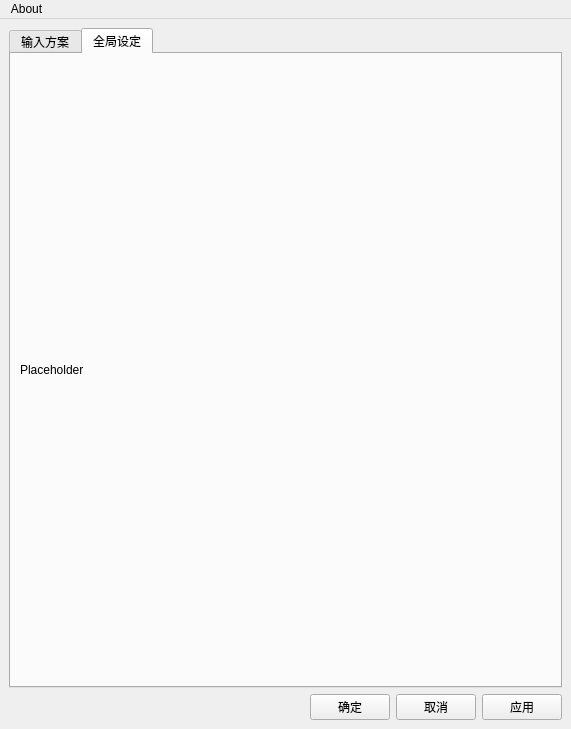
Qt form src/rimebrew.ui (rimebrew/rimebrew_qt) before a commit.
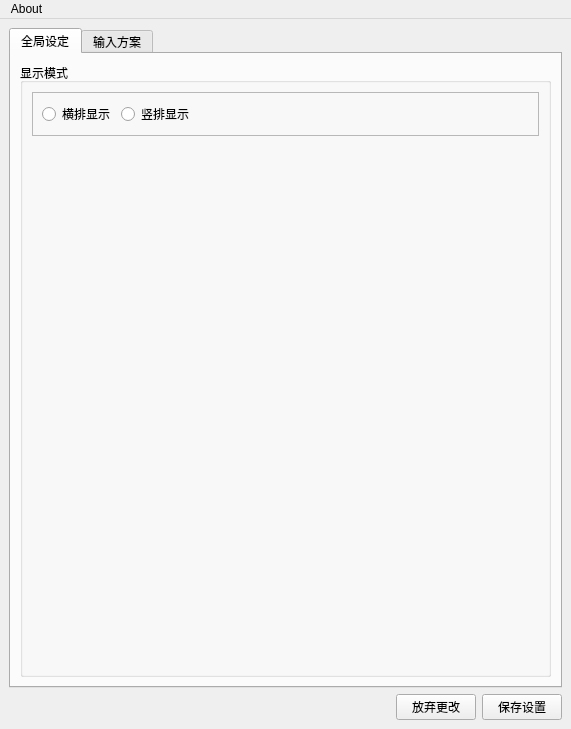
The same form after that commit. The open tabs and pages were chosen to show the change.

What changed in the file:
```diff
--- a/src/rimebrew.ui
+++ b/src/rimebrew.ui
@@ -10,16 +10,74 @@
     <height>729</height>
    </rect>
   </property>
+  <property name="sizePolicy">
+   <sizepolicy hsizetype="MinimumExpanding" vsizetype="MinimumExpanding">
+    <horstretch>0</horstretch>
+    <verstretch>0</verstretch>
+   </sizepolicy>
+  </property>
   <property name="windowTitle">
    <string>MainWindow</string>
   </property>
   <widget class="QWidget" name="centralwidget">
-   <layout class="QVBoxLayout" name="verticalLayout_3">
-    <item>
+   <layout class="QGridLayout" name="gridLayout_2">
+    <item row="0" column="0">
      <widget class="QTabWidget" name="tabWidget">
       <property name="currentIndex">
        <number>0</number>
       </property>
+      <widget class="QWidget" name="tab_2">
+       <attribute name="title">
+        <string>全局设定</string>
+       </attribute>
+       <layout class="QVBoxLayout" name="verticalLayout_4">
+        <item>
+         <layout class="QVBoxLayout" name="verticalLayout_3">
+          <item>
+           <widget class="QGroupBox" name="groupBox">
+            <property name="title">
+             <string>显示模式</string>
+            </property>
+            <layout class="QVBoxLayout" name="verticalLayout_5">
+             <item alignment="Qt::AlignTop">
+              <widget class="QFrame" name="frame">
+               <property name="frameShape">
+                <enum>QFrame::StyledPanel</enum>
+               </property>
+               <property name="frameShadow">
+                <enum>QFrame::Raised</enum>
+               </property>
+               <layout class="QHBoxLayout" name="horizontalLayout_2">
+                <item>
+                 <widget class="QRadioButton" name="radio_horizontal">
+                  <property name="sizePolicy">
+                   <sizepolicy hsizetype="Fixed" vsizetype="Fixed">
+                    <horstretch>0</horstretch>
+                    <verstretch>0</verstretch>
+                   </sizepolicy>
+                  </property>
+                  <property name="text">
+                   <string>横排显示</string>
+                  </property>
+                 </widget>
+                </item>
+                <item>
+                 <widget class="QRadioButton" name="radio_vertical">
+                  <property name="text">
+                   <string>竖排显示</string>
+                  </property>
+                 </widget>
+                </item>
+               </layout>
+              </widget>
+             </item>
+            </layout>
+           </widget>
+          </item>
+         </layout>
+        </item>
+       </layout>
+      </widget>
       <widget class="QWidget" name="tab1">
        <attribute name="title">
         <string>输入方案</string>
@@ -102,27 +160,9 @@
         </item>
        </layout>
       </widget>
-      <widget class="QWidget" name="tab_2">
-       <attribute name="title">
-        <string>全局设定</string>
-       </attribute>
-       <layout class="QVBoxLayout" name="verticalLayout_4">
-        <item>
-         <layout class="QHBoxLayout" name="horizontalLayout_2">
-          <item>
-           <widget class="QLabel" name="label">
-            <property name="text">
-             <string>Placeholder</string>
-            </property>
-           </widget>
-          </item>
-         </layout>
-        </item>
-       </layout>
-      </widget>
      </widget>
     </item>
-    <item>
+    <item row="1" column="0">
      <layout class="QHBoxLayout" name="horizontalLayout">
       <item>
        <spacer name="horizontalSpacer">
@@ -137,24 +177,17 @@
         </property>
        </spacer>
       </item>
-      <item>
-       <widget class="QPushButton" name="ok_btn">
-        <property name="text">
-         <string>确定</string>
-        </property>
-       </widget>
-      </item>
       <item>
        <widget class="QPushButton" name="concel_btn">
         <property name="text">
-         <string>取消</string>
+         <string>放弃更改</string>
         </property>
        </widget>
       </item>
       <item>
        <widget class="QPushButton" name="apply_btn">
         <property name="text">
-         <string>应用</string>
+         <string>保存设置</string>
         </property>
        </widget>
       </item>
```
